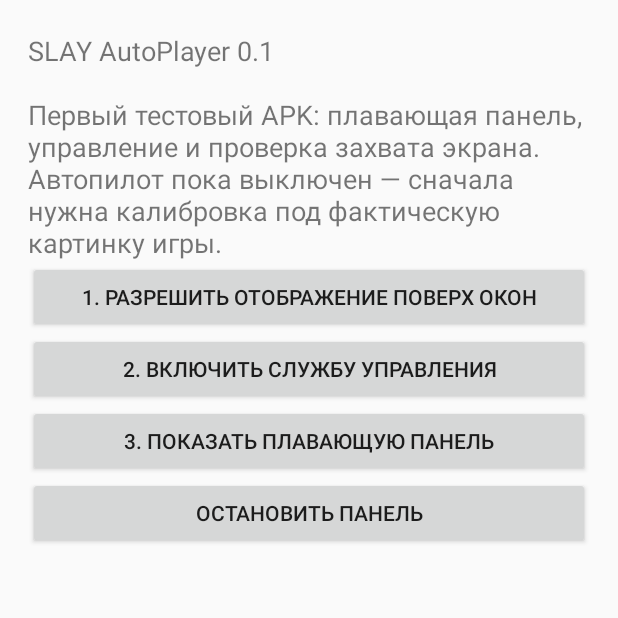
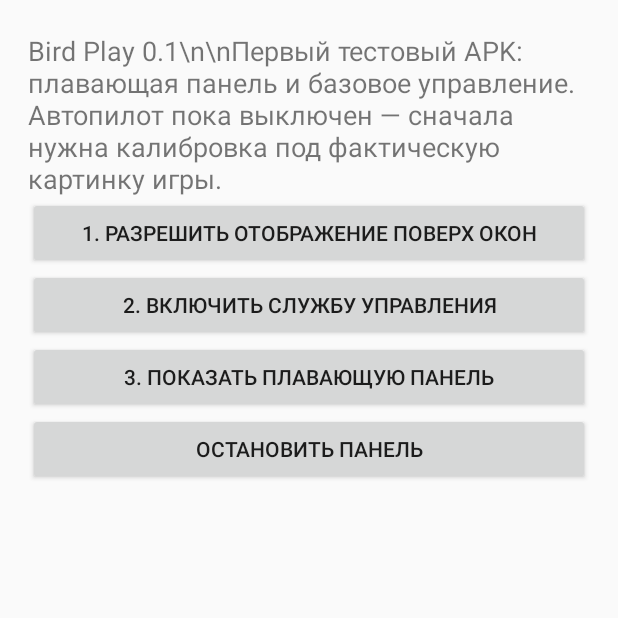
Before and after one commit to Lucis-Caelum/Bird-app, an Android app: the screen it shows after launch (MainActivity), on a phone screen of 412 x 824 dp, the top half of it. Run offline under Robolectric (Android 15) with nearby library versions, the phone set to English and light mode, and no system bars.

Commit message:
Rename app to Bird Play and fix Android JVM targets

```diff
--- a/app/src/main/java/com/luciscaelum/slayautoplayer/MainActivity.kt
+++ b/app/src/main/java/com/luciscaelum/slayautoplayer/MainActivity.kt
@@ -6,7 +6,6 @@ import android.net.Uri
 import android.os.Build
 import android.os.Bundle
 import android.provider.Settings
-import android.view.Gravity
 import android.view.ViewGroup
 import android.widget.Button
 import android.widget.LinearLayout
@@ -20,7 +19,7 @@ class MainActivity : Activity() {
             setPadding(28, 32, 28, 24)
         }
         root.addView(TextView(this).apply {
-            text = "SLAY AutoPlayer 0.1\n\nПервый тестовый APK: плавающая панель, управление и проверка захвата экрана. Автопилот пока выключен — сначала нужна калибровка под фактическую картинку игры."
+            text = "Bird Play 0.1\\n\\nПервый тестовый APK: плавающая панель и базовое управление. Автопилот пока выключен — сначала нужна калибровка под фактическую картинку игры."
             textSize = 18f
         })
         fun addButton(label: String, action: () -> Unit) {
```
